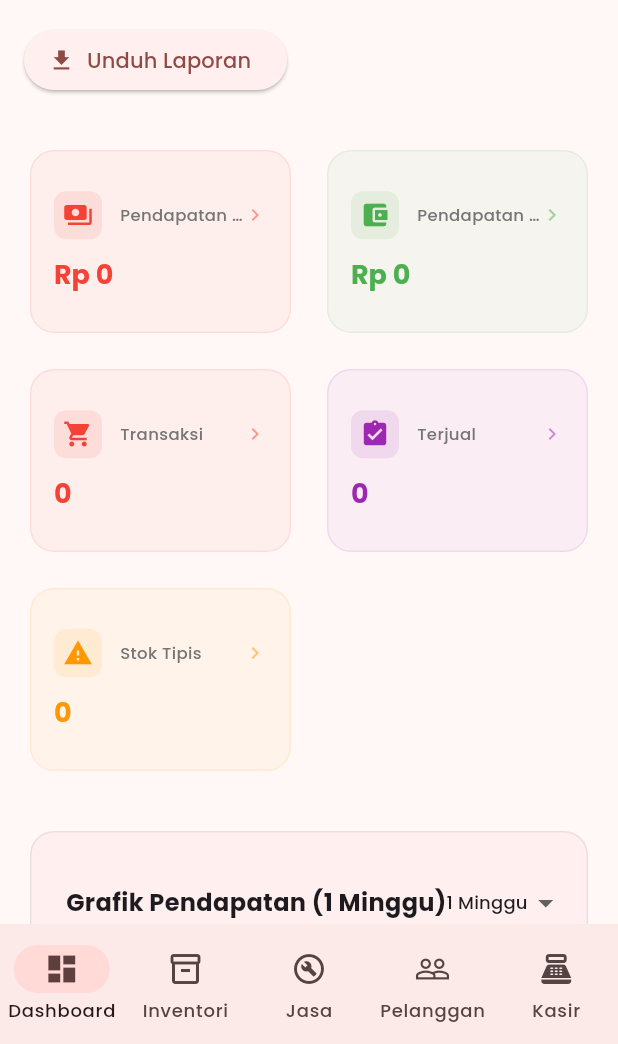
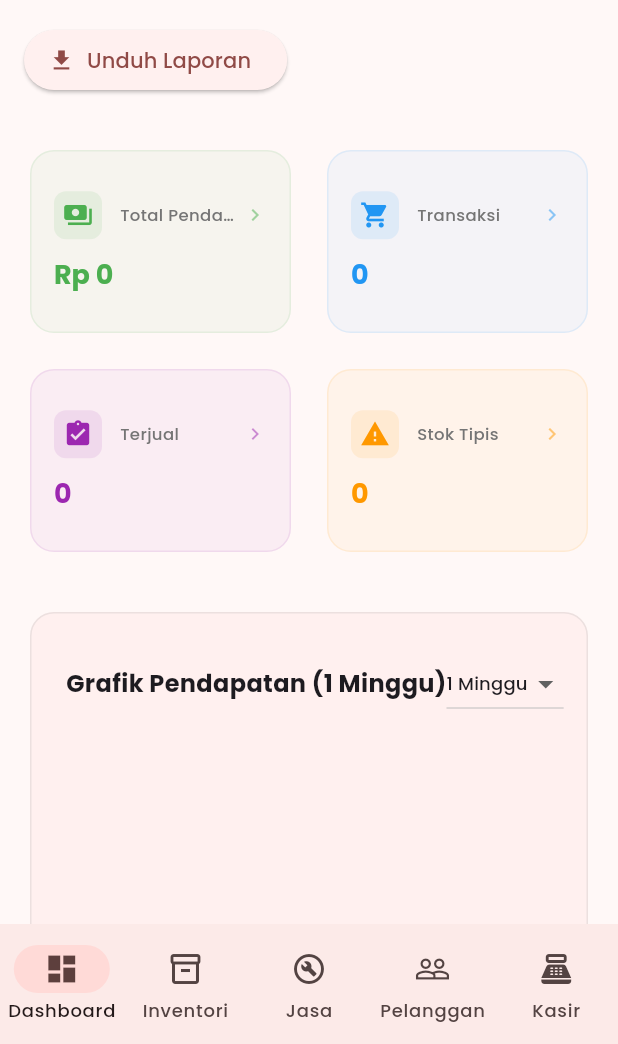
Before and after one commit to mountalgoid/kasirmotor, a Flutter app: the screen it shows after launch, on a phone screen of 412 x 824 dp, the part 192-1236 px from its top. Run offline on Flutter 3.47's test engine with Material 3 defaults, Android fonts, the phone set to English and light mode, and no system bars; drawn by our look-alikes of fl_chart; our stand-ins replace google_fonts, image_picker, pdf, printing, shared_preferences; accounts and stored records are empty.

Commit message:
Refactor dashboard cards and fix chart label overlapping
- Merged 'Pendapatan Kotor' and 'Pendapatan Bersih' into a single 'Total Pendapatan' card to remove redundancy.
- Adjusted dashboard stat grid layout for better spacing (reduced from 5 to 4 columns).
- Fixed text overlapping in revenue charts by implementing skip-logic for X-axis labels and adjusting Y-axis reserved size.
- Updated stat card colors and icons for better visual clarity.

Co-authored-by: mountalgoid <255327229+mountalgoid@users.noreply.github.com>

```diff
--- a/lib/widgets/dashboard_home.dart
+++ b/lib/widgets/dashboard_home.dart
@@ -64,18 +64,17 @@ class _DashboardHomeState extends State<DashboardHome> {
             // Stat Cards
             LayoutBuilder(
               builder: (context, constraints) {
-                final crossAxisCount = constraints.maxWidth < 600 ? 2 : (constraints.maxWidth < 900 ? 3 : 5);
+                final crossAxisCount = constraints.maxWidth < 600 ? 2 : (constraints.maxWidth < 900 ? 2 : 4);
                 return GridView.count(
                   shrinkWrap: true,
                   physics: const NeverScrollableScrollPhysics(),
                   crossAxisCount: crossAxisCount,
-                  childAspectRatio: constraints.maxWidth < 600 ? 1.4 : 1.5,
+                  childAspectRatio: constraints.maxWidth < 600 ? 1.4 : 1.8,
                   crossAxisSpacing: 16,
                   mainAxisSpacing: 16,
                   children: [
-                    _buildStatCard(context, 'Pendapatan Kotor', currencyFormat.format(totalRevenue), Icons.payments, Colors.red, onTap: () => _showRevenueDetails(context, provider, currencyFormat)),
-                    _buildStatCard(context, 'Pendapatan Bersih', currencyFormat.format(totalNetProfit), Icons.account_balance_wallet, Colors.green, onTap: () => _showRevenueDetails(context, provider, currencyFormat)),
-                    _buildStatCard(context, 'Transaksi', provider.transactions.length.toString(), Icons.shopping_cart, Colors.red, onTap: () => _showTransactionDetails(context, provider, currencyFormat)),
+                    _buildStatCard(context, 'Total Pendapatan', currencyFormat.format(totalRevenue), Icons.payments, Colors.green, onTap: () => _showRevenueDetails(context, provider, currencyFormat)),
+                    _buildStatCard(context, 'Transaksi', provider.transactions.length.toString(), Icons.shopping_cart, Colors.blue, onTap: () => _showTransactionDetails(context, provider, currencyFormat)),
                     _buildStatCard(context, 'Terjual', totalPartsSold.toString(), Icons.assignment_turned_in, Colors.purple, onTap: () => _showItemsSoldDetails(context, provider, currencyFormat)),
                     _buildStatCard(context, 'Stok Tipis', provider.spareParts.where((p) => p.stock < 5).length.toString(), Icons.warning, Colors.orange, onTap: () => _showLowStockDetails(context, provider, currencyFormat)),
                   ],
@@ -147,12 +146,18 @@ class _DashboardHomeState extends State<DashboardHome> {
                           leftTitles: AxisTitles(
                             sideTitles: SideTitles(
                               showTitles: true,
-                              reservedSize: 40,
+                              reservedSize: 45,
                               getTitlesWidget: (value, meta) {
-                                if (value == 0) return const Text('0');
-                                if (value >= 1000000) return Text('${(value / 1000000).toStringAsFixed(1)}M');
-                                if (value >= 1000) return Text('${(value / 1000).toStringAsFixed(0)}K');
-                                return Text(value.toStringAsFixed(0));
+                                if (value == 0) return const Text('0', style: TextStyle(fontSize: 10));
+                                String text = '';
+                                if (value >= 1000000) {
+                                  text = '${(value / 1000000).toStringAsFixed(1)}M';
+                                } else if (value >= 1000) {
+                                  text = '${(value / 1000).toStringAsFixed(0)}K';
+                                } else {
+                                  text = value.toStringAsFixed(0);
+                                }
+                                return Text(text, style: const TextStyle(fontSize: 10));
                               },
                             ),
                           ),
@@ -220,7 +225,10 @@ class _DashboardHomeState extends State<DashboardHome> {
             .where((tx) => tx.date.isAfter(hourStart.subtract(const Duration(seconds: 1))) &&
                            tx.date.isBefore(hourEnd))
             .fold(0.0, (sum, tx) => sum + tx.totalAmount);
-        data.add(ChartData(DateFormat('HH:00').format(time), amount));
+
+        // Only label every 4 hours to avoid overlap
+        String label = (i % 4 == 0 || i == 0 || i == 23) ? DateFormat('HH:00').format(time) : '';
+        data.add(ChartData(label, amount));
       }
     } else if (_chartFilter == '1 Minggu') {
       // Group by days (last 7 days)
@@ -262,7 +270,10 @@ class _DashboardHomeState extends State<DashboardHome> {
             .where((tx) => tx.date.isAfter(monthStart.subtract(const Duration(seconds: 1))) &&
                            tx.date.isBefore(nextMonth))
             .fold(0.0, (sum, tx) => sum + tx.totalAmount);
-        data.add(ChartData(DateFormat('MMM').format(date), amount));
+
+        // Only label every 2 months to avoid overlap
+        String label = (i % 2 == 0 || i == 0 || i == 11) ? DateFormat('MMM').format(date) : '';
+        data.add(ChartData(label, amount));
       }
     }
 
```
